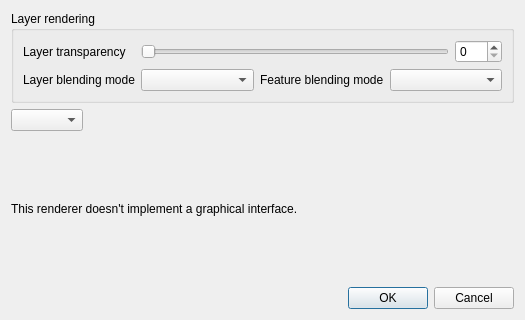
The window that src/ui/qgsrendererv2propsdialogbase.ui (qgis/QGIS) describes before a commit, drawn with Qt 5.
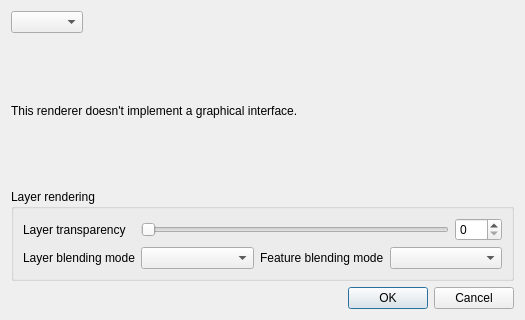
The same window after the commit. Custom widgets are drawn as their Qt base class.

What changed in the file:
```diff
--- a/src/ui/qgsrendererv2propsdialogbase.ui
+++ b/src/ui/qgsrendererv2propsdialogbase.ui
@@ -14,69 +14,6 @@
    <string>Renderer settings</string>
   </property>
   <layout class="QVBoxLayout" name="verticalLayout_2">
-   <item>
-    <widget class="QgsCollapsibleGroupBox" name="groupBox">
-     <property name="title">
-      <string>Layer rendering</string>
-     </property>
-     <property name="collapsed" stdset="0">
-      <bool>false</bool>
-     </property>
-     <property name="saveCollapsedState" stdset="0">
-      <bool>true</bool>
-     </property>
-       <layout class="QGridLayout" name="gridLayout">
-        <item row="0" column="1" colspan="3">
-         <layout class="QHBoxLayout" name="horizontalLayout_2">
-          <item>
-           <widget class="QSlider" name="mLayerTransparencySlider">
-            <property name="maximum">
-             <number>100</number>
-            </property>
-            <property name="orientation">
-             <enum>Qt::Horizontal</enum>
-            </property>
-           </widget>
-          </item>
-          <item>
-           <widget class="QSpinBox" name="mLayerTransparencySpnBx">
-            <property name="maximum">
-             <number>100</number>
-            </property>
-           </widget>
-          </item>
-         </layout>
-        </item>
-        <item row="0" column="0">
-         <widget class="QLabel" name="lblTransparency">
-          <property name="text">
-           <string>Layer transparency</string>
-          </property>
-         </widget>
-        </item>
-        <item row="1" column="3">
-         <widget class="QgsBlendModeComboBox" name="mFeatureBlendComboBox"/>
-        </item>
-        <item row="1" column="2">
-         <widget class="QLabel" name="lblFeatureBlend">
-          <property name="text">
-           <string>Feature blending mode</string>
-          </property>
-         </widget>
-        </item>
-        <item row="1" column="0">
-         <widget class="QLabel" name="lblLayerBlend">
-          <property name="text">
-           <string>Layer blending mode</string>
-          </property>
-         </widget>
-        </item>
-        <item row="1" column="1">
-         <widget class="QgsBlendModeComboBox" name="mBlendModeComboBox"/>
-        </item>
-       </layout>
-    </widget>
-   </item>
    <item>
     <layout class="QHBoxLayout" name="horizontalLayout">
      <item>
@@ -127,6 +64,69 @@
      </widget>
     </widget>
    </item>
+   <item>
+    <widget class="QgsCollapsibleGroupBox" name="groupBox">
+     <property name="title">
+      <string>Layer rendering</string>
+     </property>
+     <property name="collapsed" stdset="0">
+      <bool>false</bool>
+     </property>
+     <property name="saveCollapsedState" stdset="0">
+      <bool>true</bool>
+     </property>
+     <layout class="QGridLayout" name="gridLayout">
+      <item row="0" column="1" colspan="3">
+       <layout class="QHBoxLayout" name="horizontalLayout_2">
+        <item>
+         <widget class="QSlider" name="mLayerTransparencySlider">
+          <property name="maximum">
+           <number>100</number>
+          </property>
+          <property name="orientation">
+           <enum>Qt::Horizontal</enum>
+          </property>
+         </widget>
+        </item>
+        <item>
+         <widget class="QSpinBox" name="mLayerTransparencySpnBx">
+          <property name="maximum">
+           <number>100</number>
+          </property>
+         </widget>
+        </item>
+       </layout>
+      </item>
+      <item row="0" column="0">
+       <widget class="QLabel" name="lblTransparency">
+        <property name="text">
+         <string>Layer transparency</string>
+        </property>
+       </widget>
+      </item>
+      <item row="1" column="3">
+       <widget class="QgsBlendModeComboBox" name="mFeatureBlendComboBox"/>
+      </item>
+      <item row="1" column="2">
+       <widget class="QLabel" name="lblFeatureBlend">
+        <property name="text">
+         <string>Feature blending mode</string>
+        </property>
+       </widget>
+      </item>
+      <item row="1" column="0">
+       <widget class="QLabel" name="lblLayerBlend">
+        <property name="text">
+         <string>Layer blending mode</string>
+        </property>
+       </widget>
+      </item>
+      <item row="1" column="1">
+       <widget class="QgsBlendModeComboBox" name="mBlendModeComboBox"/>
+      </item>
+     </layout>
+    </widget>
+   </item>
    <item>
     <widget class="QDialogButtonBox" name="buttonBox">
      <property name="standardButtons">
@@ -137,17 +137,17 @@
   </layout>
  </widget>
  <customwidgets>
-  <customwidget>
-   <class>QgsBlendModeComboBox</class>
-   <extends>QComboBox</extends>
-   <header>qgsblendmodecombobox.h</header>
-  </customwidget>
   <customwidget>
    <class>QgsCollapsibleGroupBox</class>
    <extends>QGroupBox</extends>
    <header>qgscollapsiblegroupbox.h</header>
    <container>1</container>
   </customwidget>
+  <customwidget>
+   <class>QgsBlendModeComboBox</class>
+   <extends>QComboBox</extends>
+   <header>qgsblendmodecombobox.h</header>
+  </customwidget>
  </customwidgets>
  <tabstops>
   <tabstop>cboRenderers</tabstop>
```
